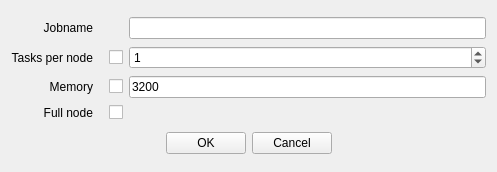
Before: the Qt Designer form ui/resource_specification.ui in lunarc/gfxlauncher, drawn with Qt 5.
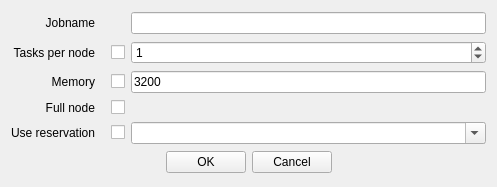
After: the same form once the commit is applied.

Commit message: Added support for selecting reservations in the resource window.

```diff
--- a/ui/resource_specification.ui
+++ b/ui/resource_specification.ui
@@ -7,7 +7,7 @@
     <x>0</x>
     <y>0</y>
     <width>497</width>
-    <height>172</height>
+    <height>187</height>
    </rect>
   </property>
   <property name="windowTitle">
@@ -15,16 +15,76 @@
   </property>
   <layout class="QVBoxLayout" name="verticalLayout">
    <item>
-    <layout class="QGridLayout" name="gridLayout">
-     <property name="sizeConstraint">
-      <enum>QLayout::SetMinAndMaxSize</enum>
-     </property>
+    <layout class="QGridLayout" name="gridLayout" columnstretch="0,0,0">
      <property name="verticalSpacing">
       <number>7</number>
      </property>
+     <item row="2" column="1">
+      <widget class="QCheckBox" name="specifyMemoryCheck">
+       <property name="text">
+        <string/>
+       </property>
+      </widget>
+     </item>
+     <item row="1" column="2">
+      <widget class="QSpinBox" name="tasksPerNodeSpin">
+       <property name="minimum">
+        <number>-1</number>
+       </property>
+       <property name="value">
+        <number>1</number>
+       </property>
+      </widget>
+     </item>
+     <item row="1" column="1">
+      <widget class="QCheckBox" name="specifyTasksPerNodeCheck">
+       <property name="text">
+        <string/>
+       </property>
+      </widget>
+     </item>
+     <item row="1" column="0">
+      <widget class="QLabel" name="label_4">
+       <property name="text">
+        <string>Tasks per node</string>
+       </property>
+       <property name="alignment">
+        <set>Qt::AlignRight|Qt::AlignTrailing|Qt::AlignVCenter</set>
+       </property>
+       <property name="indent">
+        <number>10</number>
+       </property>
+      </widget>
+     </item>
+     <item row="5" column="0">
+      <widget class="QLabel" name="label_3">
+       <property name="text">
+        <string>Full node</string>
+       </property>
+       <property name="alignment">
+        <set>Qt::AlignRight|Qt::AlignTrailing|Qt::AlignVCenter</set>
+       </property>
+       <property name="indent">
+        <number>10</number>
+       </property>
+      </widget>
+     </item>
      <item row="0" column="2">
       <widget class="QLineEdit" name="jobNameEdit"/>
      </item>
+     <item row="0" column="0">
+      <widget class="QLabel" name="label">
+       <property name="text">
+        <string>Jobname</string>
+       </property>
+       <property name="alignment">
+        <set>Qt::AlignRight|Qt::AlignTrailing|Qt::AlignVCenter</set>
+       </property>
+       <property name="indent">
+        <number>10</number>
+       </property>
+      </widget>
+     </item>
      <item row="2" column="2">
       <widget class="QLineEdit" name="memoryPerCpuEdit">
        <property name="text">
@@ -45,46 +105,6 @@
        </property>
       </widget>
      </item>
-     <item row="0" column="0">
-      <widget class="QLabel" name="label">
-       <property name="text">
-        <string>Jobname</string>
-       </property>
-       <property name="alignment">
-        <set>Qt::AlignRight|Qt::AlignTrailing|Qt::AlignVCenter</set>
-       </property>
-       <property name="indent">
-        <number>10</number>
-       </property>
-      </widget>
-     </item>
-     <item row="5" column="0">
-      <widget class="QLabel" name="label_3">
-       <property name="text">
-        <string>Full node</string>
-       </property>
-       <property name="alignment">
-        <set>Qt::AlignRight|Qt::AlignTrailing|Qt::AlignVCenter</set>
-       </property>
-       <property name="indent">
-        <number>10</number>
-       </property>
-      </widget>
-     </item>
-     <item row="2" column="1">
-      <widget class="QCheckBox" name="specifyMemoryCheck">
-       <property name="text">
-        <string/>
-       </property>
-      </widget>
-     </item>
-     <item row="1" column="1">
-      <widget class="QCheckBox" name="specifyTasksPerNodeCheck">
-       <property name="text">
-        <string/>
-       </property>
-      </widget>
-     </item>
      <item row="5" column="1">
       <widget class="QCheckBox" name="exclusiveCheck">
        <property name="layoutDirection">
@@ -95,10 +115,10 @@
        </property>
       </widget>
      </item>
-     <item row="1" column="0">
-      <widget class="QLabel" name="label_4">
+     <item row="6" column="0">
+      <widget class="QLabel" name="label_5">
        <property name="text">
-        <string>Tasks per node</string>
+        <string>Use reservation</string>
        </property>
        <property name="alignment">
         <set>Qt::AlignRight|Qt::AlignTrailing|Qt::AlignVCenter</set>
@@ -108,13 +128,17 @@
        </property>
       </widget>
      </item>
-     <item row="1" column="2">
-      <widget class="QSpinBox" name="tasksPerNodeSpin">
-       <property name="minimum">
-        <number>-1</number>
+     <item row="6" column="1">
+      <widget class="QCheckBox" name="reservationCheck">
+       <property name="text">
+        <string/>
        </property>
-       <property name="value">
-        <number>1</number>
+      </widget>
+     </item>
+     <item row="6" column="2">
+      <widget class="QComboBox" name="reservationCombo">
+       <property name="editable">
+        <bool>true</bool>
        </property>
       </widget>
      </item>
```
The commit also changes 11 other files.
